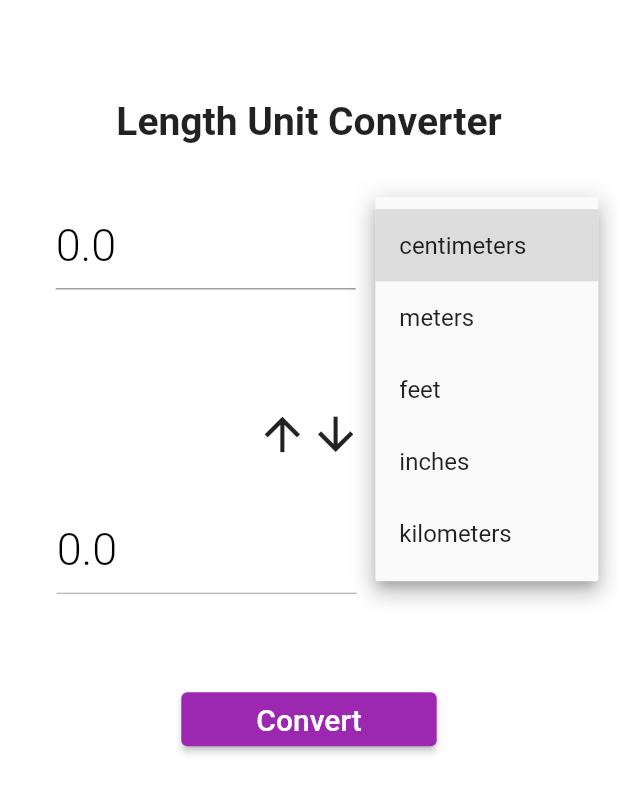
After one commit to PratikAmonkar/Unit-Calculator, a Flutter app: the LengthCategoryPage screen opened directly, after a tap on "centimeters", on a phone screen of 412 x 824 dp. The commit adds this screen. Shown: the top 793 px of the screen. Run offline on Flutter 3.47's test engine with Material 2 defaults, Android fonts, the phone set to English and light mode, and no system bars.

Commit message:
added length and volume category

```diff
--- /dev/null
+++ b/lib/functions/length_unit_converter.dart
@@ -0,0 +1,83 @@
+lengthUnitConverte(firstIntialDropDownValue, secondIntialDropDownValue,
+    firstTextControllerValue, secondTextControllerValue) {
+  if (firstIntialDropDownValue == "centimeters" &&
+      secondIntialDropDownValue == "meters") {
+    return (double.parse(firstTextControllerValue.text) / 100)
+        .toStringAsFixed(3);
+  } else if (firstIntialDropDownValue == "centimeters" &&
+      secondIntialDropDownValue == "feet") {
+    return (double.parse(firstTextControllerValue.text) / 30.48)
+        .toStringAsFixed(3);
+  } else if (firstIntialDropDownValue == "centimeters" &&
+      secondIntialDropDownValue == "kilometers") {
+    return (double.parse(firstTextControllerValue.text) / 100000)
+        .toStringAsFixed(3);
+  } else if (firstIntialDropDownValue == "centimeters" &&
+      secondIntialDropDownValue == "inches") {
+    return (double.parse(firstTextControllerValue.text) / 2.54)
+        .toStringAsFixed(3);
+  } else if (firstIntialDropDownValue == "meters" &&
+      secondIntialDropDownValue == "centimeters") {
+    return (double.parse(firstTextControllerValue.text) * 100)
+        .toStringAsFixed(3);
+  } else if (firstIntialDropDownValue == "meters" &&
+      secondIntialDropDownValue == "feet") {
+    return (double.parse(firstTextControllerValue.text) * 3.281)
+        .toStringAsFixed(3);
+  } else if (firstIntialDropDownValue == "meters" &&
+      secondIntialDropDownValue == "kilometers") {
+    return (double.parse(firstTextControllerValue.text) / 1000)
+        .toStringAsFixed(3);
+  } else if (firstIntialDropDownValue == "meters" &&
+      secondIntialDropDownValue == "inches") {
+    return (double.parse(firstTextControllerValue.text) * 39.37)
+        .toStringAsFixed(3);
+  } else if (firstIntialDropDownValue == "feet" &&
+      secondIntialDropDownValue == "centimeters") {
+    return (double.parse(firstTextControllerValue.text) * 30.48)
+        .toStringAsFixed(3);
+  } else if (firstIntialDropDownValue == "feet" &&
+      secondIntialDropDownValue == "meters") {
+    return (double.parse(firstTextControllerValue.text) / 3.281)
+        .toStringAsFixed(3);
+  } else if (firstIntialDropDownValue == "feet" &&
+      secondIntialDropDownValue == "kilometers") {
+    return (double.parse(firstTextControllerValue.text) / 3281)
+        .toStringAsFixed(3);
+  } else if (firstIntialDropDownValue == "feet" &&
+      secondIntialDropDownValue == "inches") {
+    return (double.parse(firstTextControllerValue.text) * 12)
+        .toStringAsFixed(3);
+  } else if (firstIntialDropDownValue == "kilometers" &&
+      secondIntialDropDownValue == "centimeters") {
+    return (double.parse(firstTextControllerValue.text) * 100000)
+        .toStringAsFixed(3);
+  } else if (firstIntialDropDownValue == "kilometers" &&
+      secondIntialDropDownValue == "meters") {
+    return (double.parse(firstTextControllerValue.text) * 1000)
+        .toStringAsFixed(3);
+  } else if (firstIntialDropDownValue == "kilometers" &&
+      secondIntialDropDownValue == "feet") {
+    return (double.parse(firstTextControllerValue.text) * 3281)
+        .toStringAsFixed(3);
+  } else if (firstIntialDropDownValue == "kilometers" &&
+      secondIntialDropDownValue == "inches") {
+    return (double.parse(firstTextControllerValue.text) * 39370)
+        .toStringAsFixed(3);
+  } else if (firstIntialDropDownValue == "inches" &&
+      secondIntialDropDownValue == "centimeters") {
+    return (double.parse(firstTextControllerValue.text) * 2.54)
+        .toStringAsFixed(3);
+  } else if (firstIntialDropDownValue == "inches" &&
+      secondIntialDropDownValue == "meters") {
+    return (double.parse(firstTextControllerValue.text) / 39.37)
+        .toStringAsFixed(3);
+  } else if (firstIntialDropDownValue == "inches" &&
+      secondIntialDropDownValue == "feet") {
+    return (double.parse(firstTextControllerValue.text) / 12)
+        .toStringAsFixed(3);
+  } else {
+    return (double.parse(firstTextControllerValue.text) / 39370)
+        .toStringAsFixed(3);
+  }
+}
--- /dev/null
+++ b/lib/screens/length_category_page.dart
@@ -0,0 +1,240 @@
+import 'package:flutter/material.dart';
+import 'package:flutter/services.dart';
+import 'package:unit_converter/functions/length_unit_converter.dart';
+import 'package:unit_converter/widgets/alertbox_widget.dart';
+
+class LengthCategoryPage extends StatefulWidget {
+  const LengthCategoryPage({Key? key}) : super(key: key);
+
+  @override
+  State<LengthCategoryPage> createState() => _AngleCategoryPageState();
+}
+
+class _AngleCategoryPageState extends State<LengthCategoryPage> {
+  String firstIntialDropDownValue = 'centimeters';
+  String secondIntialDropDownValue = 'meters';
+
+  final firstDropDownValue = [
+    "centimeters",
+    "meters",
+    "feet",
+    "inches",
+    "kilometers"
+  ];
+
+  final secondDropDownValue = [
+    "centimeters",
+    "meters",
+    "feet",
+    "inches",
+    "kilometers"
+  ];
+
+  final firstTextControllerValue = TextEditingController();
+  final secondTextControllerValue = TextEditingController();
+
+  @override
+  Widget build(BuildContext context) {
+    return Scaffold(
+      backgroundColor: Colors.white,
+      appBar: AppBar(
+        backgroundColor: Colors.white,
+        elevation: 0.0,
+        centerTitle: true,
+        systemOverlayStyle: const SystemUiOverlayStyle(
+          statusBarColor: Colors.white,
+          statusBarIconBrightness: Brightness.dark,
+        ),
+      ),
+      body: SingleChildScrollView(
+        child: Column(
+          children: [
+            const Padding(
+              padding: EdgeInsets.only(
+                top: 10.0,
+                bottom: 30,
+              ),
+              child: Text(
+                "Length Unit Converter",
+                style: TextStyle(
+                  fontSize: 26.0,
+                  fontWeight: FontWeight.bold,
+                ),
+              ),
+            ),
+            Padding(
+              padding: const EdgeInsets.all(8.0),
+              child: Row(
+                mainAxisAlignment: MainAxisAlignment.spaceEvenly,
+                children: [
+                  SizedBox(
+                    width: 200.0,
+                    child: TextFormField(
+                      controller: firstTextControllerValue,
+                      style: const TextStyle(
+                        fontSize: 30,
+                        fontWeight: FontWeight.w300,
+                      ),
+                      keyboardType: TextInputType.number,
+                      decoration: const InputDecoration(
+                        hintText: "0.0",
+                        hintStyle: TextStyle(
+                          fontSize: 30,
+                          fontWeight: FontWeight.w300,
+                          color: Colors.black,
+                        ),
+                      ),
+                    ),
+                  ),
+                  DropdownButton(
+                    value: firstIntialDropDownValue,
+                    icon: const Icon(Icons.keyboard_arrow_down),
+                    items: firstDropDownValue.map(
+                      (String items) {
+                        return DropdownMenuItem(
+                          value: items,
+                          child: Text(items),
+                        );
+                      },
+                    ).toList(),
+                    onChanged: (String? newValue) {
+                      setState(
+                        () {
+                          firstIntialDropDownValue = newValue!;
+                        },
+                      );
+                    },
+                  ),
+                ],
+              ),
+            ),
+            const SizedBox(
+              height: 20.0,
+            ),
+            Padding(
+              padding: const EdgeInsets.only(top: 50.0),
+              child: Row(
+                mainAxisAlignment: MainAxisAlignment.center,
+                children: const [
+                  Icon(
+                    Icons.arrow_upward,
+                    size: 35.5,
+                  ),
+                  Icon(
+                    Icons.arrow_downward,
+                    size: 35.5,
+                  ),
+                ],
+              ),
+            ),
+            const SizedBox(
+              height: 20.0,
+            ),
+            Padding(
+              padding: const EdgeInsets.all(10.0),
+              child: Row(
+                mainAxisAlignment: MainAxisAlignment.spaceEvenly,
+                children: [
+                  SizedBox(
+                    width: 200.0,
+                    child: TextFormField(
+                      enabled: false,
+                      controller: secondTextControllerValue,
+                      style: const TextStyle(
+                        fontSize: 30,
+                        fontWeight: FontWeight.w300,
+                      ),
+                      //initialValue: "0.0",
+                      keyboardType: TextInputType.number,
+                      decoration: const InputDecoration(
+                        hintText: "0.0",
+                        hintStyle: TextStyle(
+                          fontSize: 30,
+                          fontWeight: FontWeight.w300,
+                          color: Colors.black,
+                        ),
+                      ),
+                    ),
+                  ),
+                  DropdownButton(
+                    value: secondIntialDropDownValue,
+                    icon: const Icon(Icons.keyboard_arrow_down),
+                    items: secondDropDownValue.map(
+                      (String items) {
+                        return DropdownMenuItem(
+                          value: items,
+                          child: Text(items),
+                        );
+                      },
+                    ).toList(),
+                    onChanged: (String? newValue) {
+                      setState(
+                        () {
+                          secondIntialDropDownValue = newValue!;
+                        },
+                      );
+                    },
+                  ),
+                ],
+              ),
+            ),
+            const SizedBox(
+              height: 50.0,
+            ),
+            ElevatedButton(
+              onPressed: () {
+                convertData();
+              },
+              style: OutlinedButton.styleFrom(
+                padding: const EdgeInsets.only(
+                  left: 50.0,
+                  right: 50.0,
+                ),
+              ),
+              child: const Text(
+                "Convert",
+                style: TextStyle(
+                  fontSize: 20.0,
+                ),
+              ),
+            ),
+          ],
+        ),
+      ),
+    );
+  }
+
+  void convertData() {
+    if (firstTextControllerValue.text.isEmpty) {
+      alertBoxWidget(
+        context,
+        "Alert",
+        "Please provide a value",
+      );
+    } else if (firstTextControllerValue.text == "0.0" ||
+        firstTextControllerValue.text == "0") {
+      alertBoxWidget(
+        context,
+        "Alert",
+        "Zero not allowed",
+      );
+    } else if (firstIntialDropDownValue == secondIntialDropDownValue) {
+      alertBoxWidget(
+        context,
+        "Alert",
+        "You choose same option",
+      );
+    } else {
+      setState(
+        () {
+          secondTextControllerValue.text = lengthUnitConverte(
+            firstIntialDropDownValue,
+            secondIntialDropDownValue,
+            firstTextControllerValue,
+            secondTextControllerValue,
+          );
+        },
+      );
+    }
+  }
+}
```
Also changed, not shown: lib/functions/volume_unit_converter.dart (added, +11 -0 lines), lib/screens/category_page.dart (+23 -0 lines), lib/screens/volume_category_page.dart (added, +234 -0 lines), images/length.png (added), images/volume.png (added).
